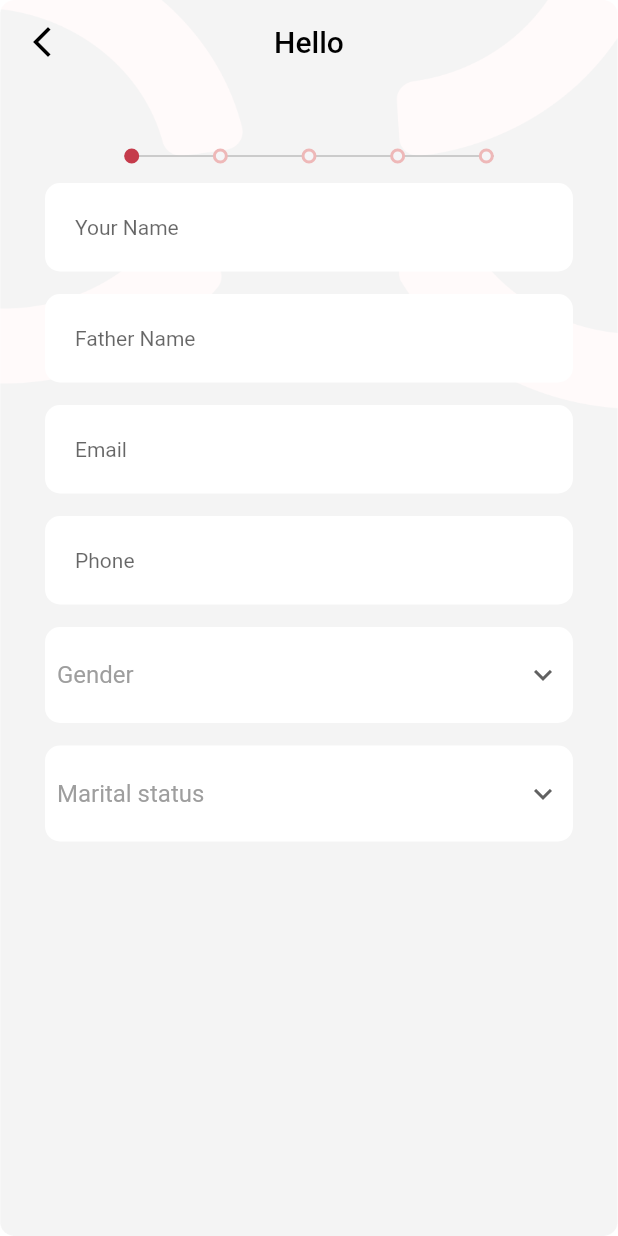
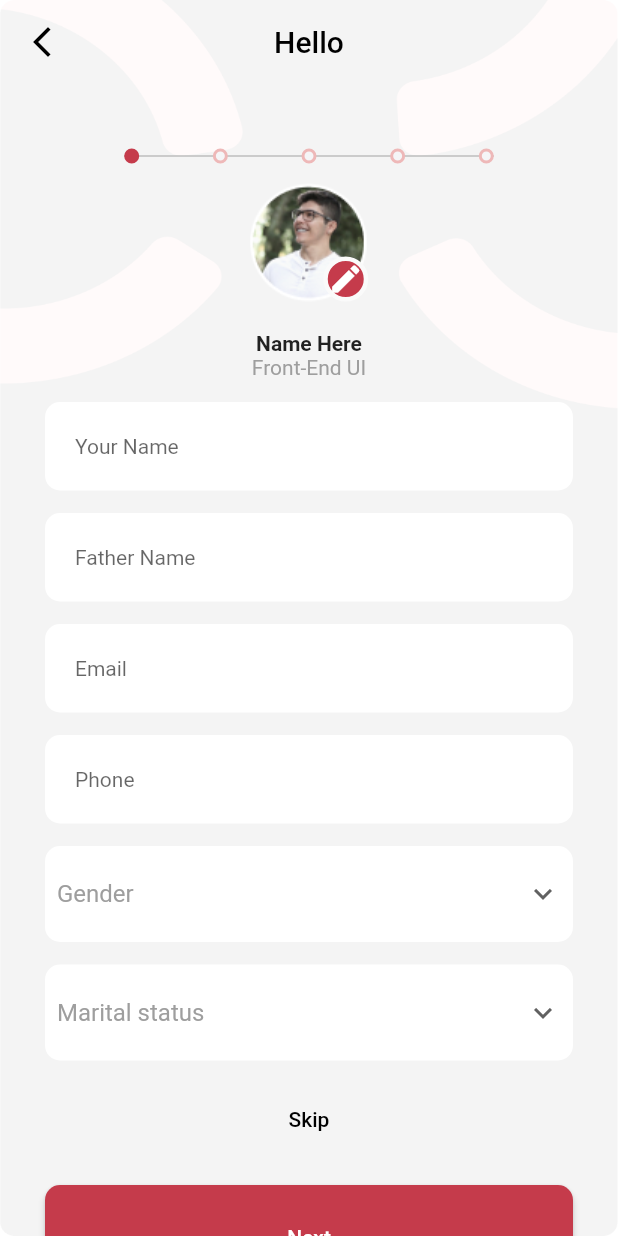
Before and after one commit to Soud-Haroon/Update_Task01, a Flutter app: the Home screen opened directly, on a phone screen of 412 x 824 dp. Run offline on Flutter 3.47's test engine with Material 2 defaults, Android fonts, the phone set to English and light mode, and no system bars.

Commit message:
changes applied

```diff
--- a/lib/forms/form_1.dart
+++ b/lib/forms/form_1.dart
@@ -12,6 +12,47 @@ class _FormOneState extends State<FormOne> {
     return Form(
       child: Column(
         children: [
+          Stack(                           //using stack to lap edit icon over Picture
+              children: [
+                ClipRRect(
+                  child: Image(
+                    image: AssetImage('assets/user.png'),
+                  ),
+                ),
+                Positioned(         //using position to adjust icon on picture
+                    bottom: 0,
+                    right: 0,
+                    child: Container(
+                      height: 30,
+                      width: 30,
+                      decoration: BoxDecoration(
+                        border: Border.all(
+                            width: 3,
+                            color: Theme.of(context).scaffoldBackgroundColor),
+                        shape: BoxShape.circle,
+                        color: Color(0xffC53B4B), //color red
+                      ),
+                      child: Icon(
+                        Icons.edit,
+                        color: Colors.white,
+                      ),
+                    )),
+              ],
+          ),
+          SizedBox(
+            height: 20,
+          ),
+          Container(                //Profile Details
+            child: Column(
+              children: [
+                Text('Name Here',
+                    style: TextStyle(fontWeight: FontWeight.bold)),
+                Text('Front-End UI', style: TextStyle(color: Colors.grey)),
+              ],
+            ),
+          ),
+          //-------------------------------------------------//
+          SizedBox(height: 15),
           TextField(
               decoration: InputDecoration(
                   border: OutlineInputBorder(
--- a/lib/main.dart
+++ b/lib/main.dart
@@ -20,17 +20,17 @@ class MyApp extends StatelessWidget {
   }
 }
 
-const MaterialColor _materialColor = MaterialColor(0xffbf2634, <int, Color>{
-  50: Color(0xffbf2634),
-  100: Color(0xffbf2634),
-  200: Color(0xffbf2634),
-  300: Color(0xffbf2634),
-  400: Color(0xffbf2634),
-  500: Color(0xffbf2634),
-  600: Color(0xffbf2634),
-  700: Color(0xffbf2634),
-  800: Color(0xffbf2634),
-  900: Color(0xffbf2634),
+const MaterialColor _materialColor = MaterialColor(0xffC53B4B, <int, Color>{
+  50: Color(0xffC53B4B),
+  100: Color(0xffC53B4B),
+  200: Color(0xffC53B4B),
+  300: Color(0xffC53B4B),
+  400: Color(0xffC53B4B),
+  500: Color(0xffC53B4B),
+  600: Color(0xffC53B4B),
+  700: Color(0xffC53B4B),
+  800: Color(0xffC53B4B),
+  900: Color(0xffC53B4B),
 });
 
 class MyHomePage extends StatefulWidget {
--- a/lib/main_info.dart
+++ b/lib/main_info.dart
@@ -33,9 +33,57 @@ class _HomeState extends State<Home> {
           children: [
             DotLineBar(),
             FormOne(),
+            Button(),
           ],
         ),
       ),
     );
   }
 }
+
+//-------------------------------------------------//
+
+class Button extends StatelessWidget {   //creating two button: textbutton and simple button
+  // var nav;                               //intializing reference for different screens
+  // Button(this.nav);
+  @override
+  Widget build(BuildContext context) {
+    return Container(
+      child: Column(
+        crossAxisAlignment: CrossAxisAlignment.stretch,
+        children: <Widget>[
+          TextButton(
+            style: ButtonStyle(
+              foregroundColor:
+                  MaterialStateProperty.all<Color>(Colors.black),
+            ),
+            onPressed: () {
+                  // Navigator.of(context)
+                  // .push(MaterialPageRoute(builder: (context) => Nav(0)));//linking to Navigation index 0: see navbar.dart
+            },
+            child: Text('Skip'),               //skip button
+          ),
+          SizedBox(
+            height: 20,
+          ),
+          SizedBox(
+            height: 70,
+            child: ElevatedButton(
+              child: Text('Next'),                //next button
+              style: ElevatedButton.styleFrom(
+                padding: EdgeInsets.symmetric(vertical: 10),
+                primary: Color(0xffC53B4B),
+                shape: RoundedRectangleBorder(
+                    borderRadius: BorderRadius.circular(10)),
+              ),
+              onPressed: () {
+                // Navigator.of(context)
+                //     .push(MaterialPageRoute(builder: (context) => Screen5())); //linking Screen5
+              },
+            ),
+          ),
+        ],
+      ),
+    );
+  }
+}
```
Also changed, not shown: lib/forms/form_2.dart (added), lib/forms/form_3.dart (added).
